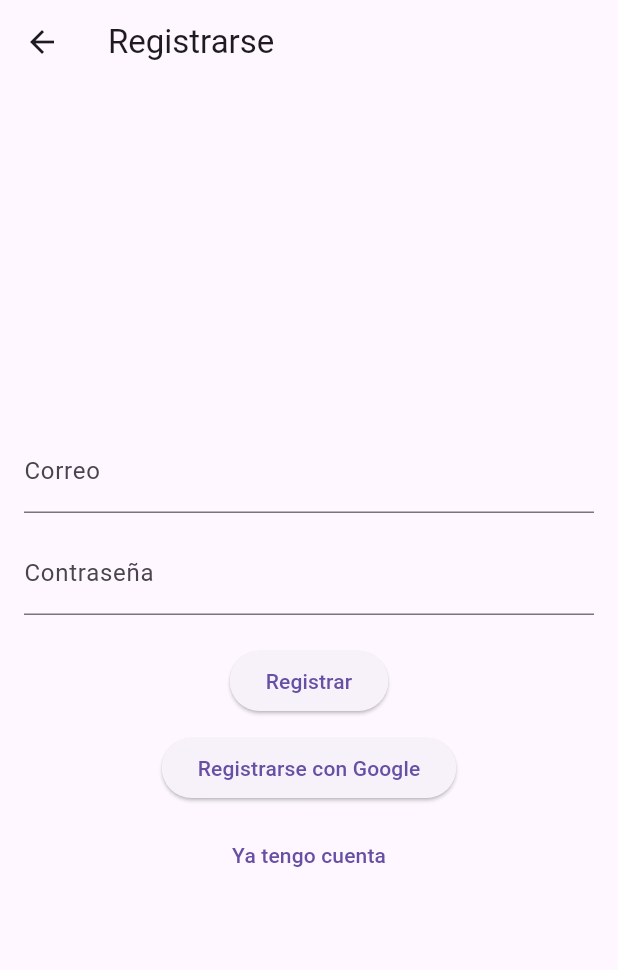
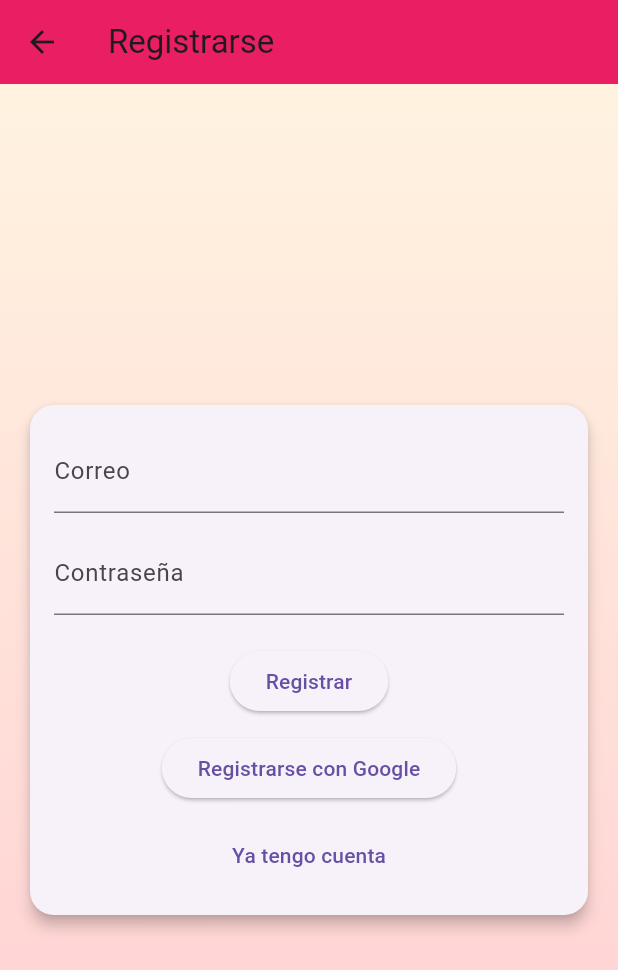
Before and after one commit to leonardaraujo/almenara-flutter, a Flutter app: the screen it shows after launch, after a tap on "Crear cuenta", on a phone screen of 412 x 824 dp. Shown: the top 970 px of the screen. Run offline on Flutter 3.47's test engine with Material 3 defaults, Android fonts, the phone set to English and light mode, and no system bars; our stand-ins replace cloud_firestore, firebase_auth, firebase_core, google_sign_in; accounts and stored records are empty.

Commit message:
Improve login flow and UI

```diff
--- a/lib/screens/login_screen.dart
+++ b/lib/screens/login_screen.dart
@@ -75,13 +75,32 @@ class _LoginScreenState extends State<LoginScreen> {
   @override
   Widget build(BuildContext context) {
     return Scaffold(
-      appBar: AppBar(title: const Text('Iniciar Sesión')),
-      body: Padding(
+      appBar: AppBar(
+        title: const Text('Iniciar Sesión'),
+        backgroundColor: Colors.pink,
+      ),
+      body: Container(
+        decoration: const BoxDecoration(
+          gradient: LinearGradient(
+            colors: [Color(0xFFFFF3E0), Color(0xFFFFCDD2)],
+            begin: Alignment.topCenter,
+            end: Alignment.bottomCenter,
+          ),
+        ),
+        child: Center(
+          child: SingleChildScrollView(
+            padding: const EdgeInsets.all(16),
+            child: Card(
+              shape: RoundedRectangleBorder(
+                borderRadius: BorderRadius.circular(16),
+              ),
+              elevation: 4,
+              child: Padding(
                 padding: const EdgeInsets.all(16),
                 child: Form(
                   key: _formKey,
                   child: Column(
-            mainAxisAlignment: MainAxisAlignment.center,
+                    mainAxisSize: MainAxisSize.min,
                     children: [
               TextFormField(
                 controller: _emailController,
@@ -119,6 +138,10 @@ class _LoginScreenState extends State<LoginScreen> {
                   ),
                 ),
               ),
+            ),
+          ),
+        ),
+      ),
     );
   }
 }
--- a/lib/screens/products_screen.dart
+++ b/lib/screens/products_screen.dart
@@ -3,6 +3,7 @@ import '../repositories/product_repository.dart';
 import '../models/product_model.dart';
 import 'add_product_screen.dart';
 import '../services/auth_service.dart';
+import 'login_screen.dart';
 
 class ProductsScreen extends StatefulWidget {
   const ProductsScreen({super.key});
@@ -54,6 +55,12 @@ class _ProductsScreenState extends State<ProductsScreen> {
             icon: const Icon(Icons.logout),
             onPressed: () async {
               await _authService.signOut();
+              if (mounted) {
+                Navigator.of(context).pushAndRemoveUntil(
+                  MaterialPageRoute(builder: (_) => const LoginScreen()),
+                  (route) => false,
+                );
+              }
             },
           ),
         ],
--- a/lib/screens/register_screen.dart
+++ b/lib/screens/register_screen.dart
@@ -75,13 +75,32 @@ class _RegisterScreenState extends State<RegisterScreen> {
   @override
   Widget build(BuildContext context) {
     return Scaffold(
-      appBar: AppBar(title: const Text('Registrarse')),
-      body: Padding(
+      appBar: AppBar(
+        title: const Text('Registrarse'),
+        backgroundColor: Colors.pink,
+      ),
+      body: Container(
+        decoration: const BoxDecoration(
+          gradient: LinearGradient(
+            colors: [Color(0xFFFFF3E0), Color(0xFFFFCDD2)],
+            begin: Alignment.topCenter,
+            end: Alignment.bottomCenter,
+          ),
+        ),
+        child: Center(
+          child: SingleChildScrollView(
+            padding: const EdgeInsets.all(16),
+            child: Card(
+              shape: RoundedRectangleBorder(
+                borderRadius: BorderRadius.circular(16),
+              ),
+              elevation: 4,
+              child: Padding(
                 padding: const EdgeInsets.all(16),
                 child: Form(
                   key: _formKey,
                   child: Column(
-            mainAxisAlignment: MainAxisAlignment.center,
+                    mainAxisSize: MainAxisSize.min,
                     children: [
               TextFormField(
                 controller: _emailController,
@@ -119,6 +138,10 @@ class _RegisterScreenState extends State<RegisterScreen> {
                   ),
                 ),
               ),
+            ),
+          ),
+        ),
+      ),
     );
   }
 }
--- a/lib/services/auth_service.dart
+++ b/lib/services/auth_service.dart
@@ -16,6 +16,7 @@ class AuthService {
   }
 
   Future<UserCredential> signInWithGoogle() async {
+    await _googleSignIn.signOut();
     final GoogleSignInAccount? googleUser = await _googleSignIn.signIn();
     if (googleUser == null) {
       throw FirebaseAuthException(
```
Lines whose indentation alone changed are shown as unchanged.
